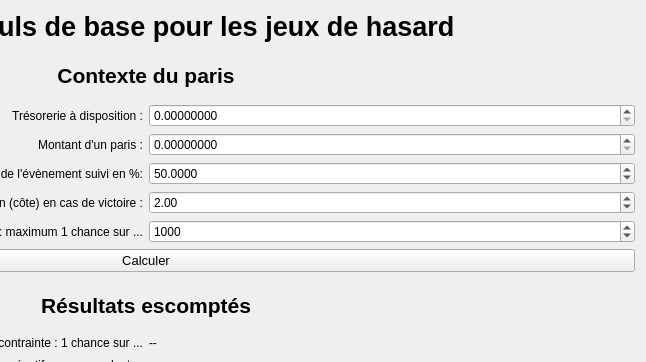
The window that ui_files/ui_dice_calculator.ui (Marmoth85/LiveBetManager) describes before a commit, drawn with Qt 5; both pictures show x 354 to 1000 and y 0 to 362 of the 1000 by 771 pixel window.
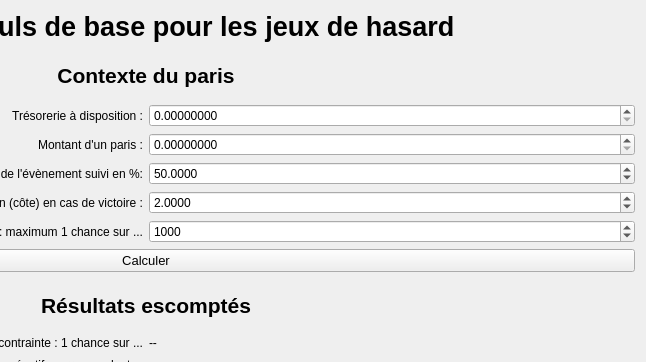
The same window after the commit.

Commit message: Renamed SLOT for probability of streak and fixed few details on UI file

What changed in the file:
```diff
--- a/ui_files/ui_dice_calculator.ui
+++ b/ui_files/ui_dice_calculator.ui
@@ -241,6 +241,12 @@
    </item>
    <item row="7" column="1">
     <widget class="QDoubleSpinBox" name="doubleSpinBox_Payout">
+     <property name="locale">
+      <locale language="English" country="UnitedStates"/>
+     </property>
+     <property name="decimals">
+      <number>4</number>
+     </property>
      <property name="maximum">
       <double>100000000.000000000000000</double>
      </property>
```
Left out of the diff: 13 changed lines with no effect on the pictures. The commit also changes 1 other file.
